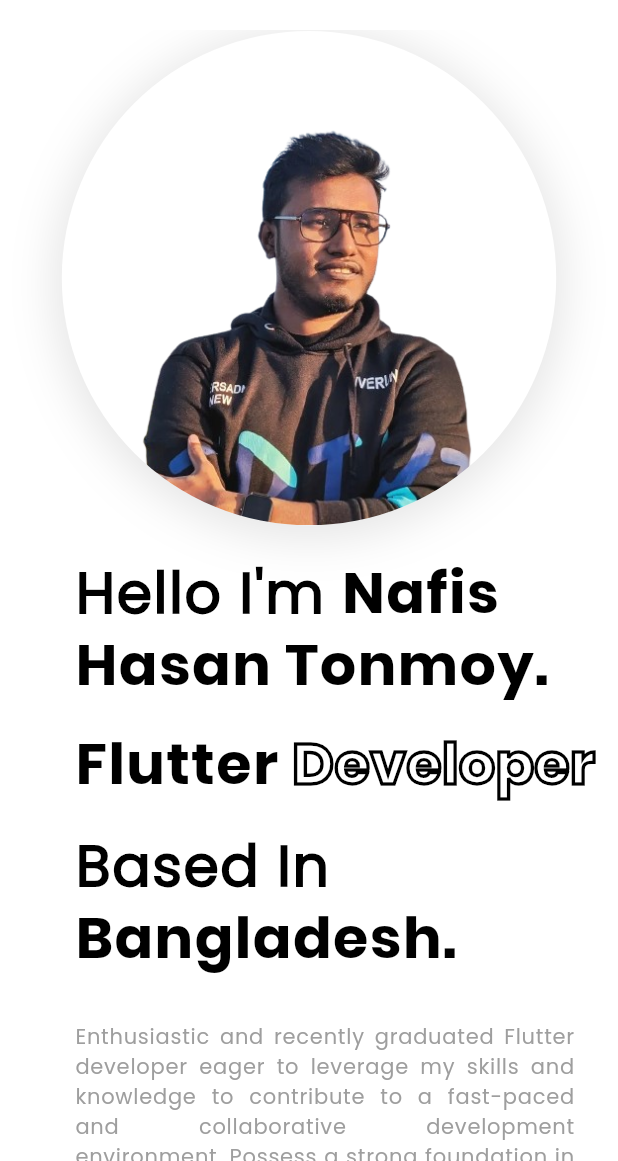
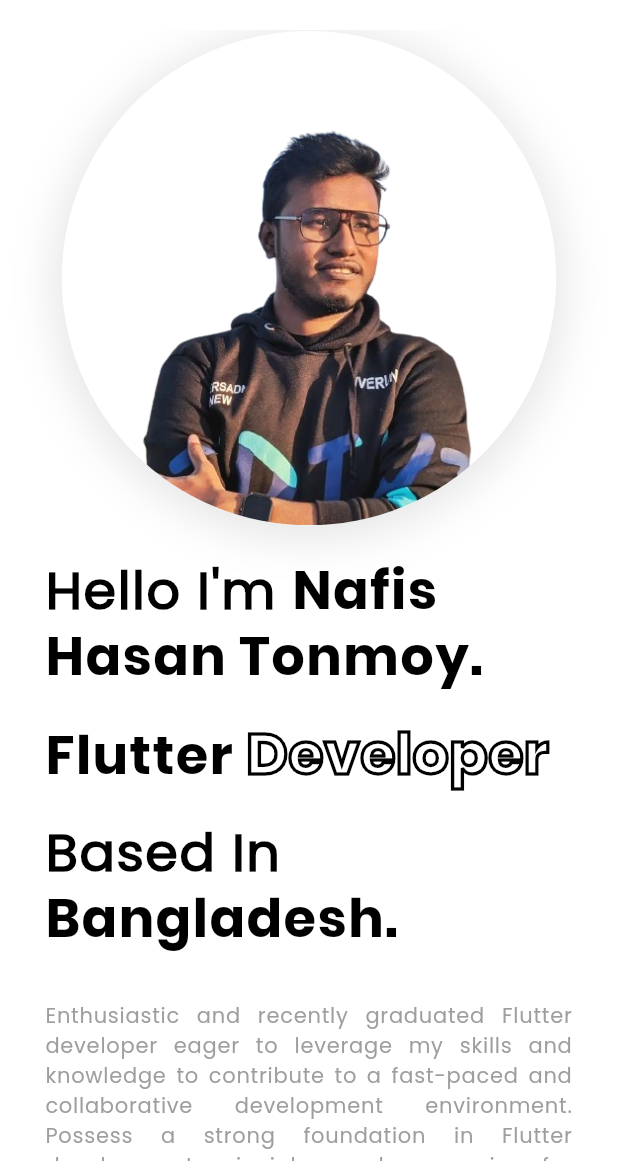
Before and after one commit to Nafis71/portfolio, a Flutter app: the screen it shows after launch, after a tap on the "menu" icon, after a tap on "About Me", on a phone screen of 412 x 824 dp, the part 75-1236 px from its top. Run offline on Flutter 3.47's test engine with Material 3 defaults, Android fonts, the phone set to English and light mode, and no system bars; drawn by our look-alikes of widget_and_text_animator; our stand-ins replace animated_background, flutter_carousel_widget, flutter_svg, gap, lottie, responsive_framework and 1 more; missing offline and left inert: dart:ui_web.

Commit message:
Code refactored

```diff
--- a/lib/themes/text_styles.dart
+++ b/lib/themes/text_styles.dart
@@ -17,12 +17,12 @@ class WebTextStyles {
           fontSize: 14, fontFamily: "Poppins", color: Colors.grey) ,
       headlineMedium: const TextStyle(
           color: WebColor.webPrimaryColor,
-          fontSize: 38,
+          fontSize: 35,
           fontFamily: "Poppins",
           letterSpacing: 1,
           fontWeight: FontWeight.bold),
       headlineLarge: const TextStyle(
-        fontSize: 38,
+        fontSize: 35,
         fontFamily: "Poppins Bold",
         letterSpacing: 1,
         fontWeight: FontWeight.normal,
--- /dev/null
+++ b/lib/utils/app_strings.dart
@@ -0,0 +1,10 @@
+class AppStrings{
+  static const String introSummary = "Enthusiastic and recently graduated Flutter developer eager to leverage my skills and knowledge to contribute to a fast-paced and collaborative development environment. Possess a strong foundation in Flutter development principles and a passion for creating beautiful and user-friendly mobile applications.\n";
+  static const String portfolioDate = "@2024 Portfolio";
+  static const String navBarTitle = "Portfolio";
+  static const String contactMeButtonText = "Get In Touch";
+  static const String nameFieldHintText = "Enter Name";
+  static const String emailFieldHintText = "Email";
+  static const String websiteFieldHintText = "Your Website (If exists)";
+  static const String messageFieldHintText = "How can I help?";
+}
--- a/lib/views/homeScreen/desktop/home_layout_desktop.dart
+++ /dev/null
@@ -1,81 +0,0 @@
-import 'package:animated_background/animated_background.dart';
-import 'package:flutter/cupertino.dart';
-import 'package:flutter/material.dart';
-import 'package:gap/gap.dart';
-import 'package:portfolio/widgets/contact_me_widget.dart';
-import 'package:portfolio/widgets/footer_widget.dart';
-import 'package:portfolio/widgets/intro_widget.dart';
-import 'package:portfolio/widgets/projects_widget.dart';
-import 'package:responsive_framework/responsive_framework.dart';
-
-import '../../../widgets/navbar_widget.dart';
-import '../../../widgets/skills_widget.dart';
-import '../../../widgets/social_cards_widget.dart';
-
-class HomeLayoutDesktop extends StatefulWidget {
-  final ScrollController scrollController;
-  final Function(GlobalKey key) scrollToSection;
-  final GlobalKey skillSectionKey;
-  final GlobalKey aboutSectionKey;
-  final GlobalKey projectSectionKey;
-  final GlobalKey contactMeSectionKey;
-
-  const HomeLayoutDesktop(
-      {super.key,
-      required this.scrollController,
-      required this.scrollToSection,
-      required this.skillSectionKey,
-      required this.aboutSectionKey,
-      required this.projectSectionKey,
-      required this.contactMeSectionKey});
-
-  @override
-  State<HomeLayoutDesktop> createState() => _HomeLayoutDesktopState();
-}
-
-class _HomeLayoutDesktopState extends State<HomeLayoutDesktop>
-    with TickerProviderStateMixin {
-  @override
-  Widget build(BuildContext context) {
-    return Stack(
-      children: [
-        SizedBox(
-          height: MediaQuery.of(context).size.height,
-          child: AnimatedBackground(
-            behaviour: RandomParticleBehaviour(options: const ParticleOptions(
-              particleCount: 15,
-              maxOpacity: 0.15,
-              spawnMaxSpeed: 170
-            )),
-            vsync: this,
-            child: const SizedBox.shrink(),
-          ),
-        ),
-        SingleChildScrollView(
-          controller: widget.scrollController,
-          child: Column(
-            children: [
-              const IntroWidget(),
-              const SocialCardsWidget(),
-              (ResponsiveBreakpoints.of(context).isDesktop) ? const Gap(30) : const Gap(60),
-              SkillsWidget(skillSectionKey: widget.skillSectionKey,),
-              const Gap(20),
-              ProjectsWidget(projectSectionKey: widget.projectSectionKey,),
-              const Gap(20),
-              ContactMeWidget(contactMeSectionKey: widget.contactMeSectionKey,),
-              const Gap(20),
-              const FooterWidget()
-            ],
-          ),
-        ),
-        NavbarWidget(
-          scrollToSection: widget.scrollToSection,
-          skillSectionKey: widget.skillSectionKey,
-          aboutSectionKey: widget.aboutSectionKey,
-          projectSectionKey: widget.projectSectionKey,
-          contactMeSectionKey: widget.contactMeSectionKey,
-        ),
-      ],
-    );
-  }
-}
--- a/lib/views/homeScreen/home_screen.dart
+++ b/lib/views/homeScreen/home_screen.dart
@@ -1,7 +1,16 @@
+import 'package:animated_background/animated_background.dart';
 import 'package:flutter/material.dart';
-import 'package:portfolio/views/homeScreen/desktop/home_layout_desktop.dart';
+import 'package:gap/gap.dart';
 import 'package:portfolio/widgets/navigation_drawer_widget.dart';
 import 'package:responsive_framework/responsive_framework.dart';
+
+import '../../widgets/contact_me_widget.dart';
+import '../../widgets/footer_widget.dart';
+import '../../widgets/intro_widget.dart';
+import '../../widgets/navbar_widget.dart';
+import '../../widgets/projects_widget.dart';
+import '../../widgets/skills_widget.dart';
+import '../../widgets/social_cards_widget.dart';
 
 class HomeScreen extends StatefulWidget {
   const HomeScreen({super.key});
@@ -10,7 +19,7 @@ class HomeScreen extends StatefulWidget {
   State<HomeScreen> createState() => _HomeScreenState();
 }
 
-class _HomeScreenState extends State<HomeScreen> {
+class _HomeScreenState extends State<HomeScreen> with TickerProviderStateMixin {
   ScrollController scrollController = ScrollController();
   final GlobalKey _skillSectionKey = GlobalKey();
   final GlobalKey _aboutSectionKey = GlobalKey();
@@ -28,13 +37,51 @@ class _HomeScreenState extends State<HomeScreen> {
   @override
   Widget build(BuildContext context) {
     return Scaffold(
-        body: HomeLayoutDesktop(
+      body: Stack(
+        children: [
+          SizedBox(
+            height: MediaQuery.of(context).size.height,
+            child: AnimatedBackground(
+              behaviour: RandomParticleBehaviour(
+                  options: const ParticleOptions(
+                      particleCount: 15, maxOpacity: 0.15, spawnMaxSpeed: 170)),
+              vsync: this,
+              child: const SizedBox.shrink(),
+            ),
+          ),
+          SingleChildScrollView(
+            controller: scrollController,
+            child: Column(
+              children: [
+                const IntroWidget(),
+                const SocialCardsWidget(),
+                (ResponsiveBreakpoints.of(context).isDesktop)
+                    ? const Gap(30)
+                    : const Gap(60),
+                SkillsWidget(
+                  skillSectionKey: _skillSectionKey,
+                ),
+                const Gap(20),
+                ProjectsWidget(
+                  projectSectionKey: _projectSectionKey,
+                ),
+                const Gap(20),
+                ContactMeWidget(
+                  contactMeSectionKey: _contactMeSectionKey,
+                ),
+                const Gap(20),
+                const FooterWidget()
+              ],
+            ),
+          ),
+          NavbarWidget(
+            scrollToSection: _scrollToSection,
             skillSectionKey: _skillSectionKey,
             aboutSectionKey: _aboutSectionKey,
             projectSectionKey: _projectSectionKey,
             contactMeSectionKey: _contactMeSectionKey,
-          scrollController: scrollController,
-          scrollToSection: _scrollToSection,
+          ),
+        ],
       ),
       endDrawer: NavigationDrawerWidget(
         scrollToSection: _scrollToSection,
@@ -42,6 +89,12 @@ class _HomeScreenState extends State<HomeScreen> {
         aboutSectionKey: _aboutSectionKey,
         projectSectionKey: _projectSectionKey,
         contactMeSectionKey: _contactMeSectionKey,
-        ));
+      ),
+    );
+  }
+  @override
+  void dispose() {
+    scrollController.dispose();
+    super.dispose();
   }
 }
--- a/lib/widgets/contact_me_widget.dart
+++ b/lib/widgets/contact_me_widget.dart
@@ -1,5 +1,6 @@
 import 'package:flutter/material.dart';
 import 'package:gap/gap.dart';
+import 'package:portfolio/utils/app_strings.dart';
 import 'package:portfolio/widgets/social_cards_widget.dart';
 import 'package:responsive_framework/responsive_framework.dart';
 
@@ -98,26 +99,26 @@ class ContactMeWidget extends StatelessWidget {
       children: [
         TextFormField(
           decoration: const InputDecoration(
-            hintText: "Enter Name",
+            hintText: AppStrings.nameFieldHintText,
           ),
         ),
         const Gap(15),
         TextFormField(
           decoration: const InputDecoration(
-            hintText: "Email",
+            hintText: AppStrings.emailFieldHintText,
           ),
         ),
         const Gap(15),
         TextFormField(
           decoration: const InputDecoration(
-            hintText: "Your Website (if exists)",
+            hintText: AppStrings.websiteFieldHintText,
           ),
         ),
         const Gap(15),
         TextFormField(
           maxLines: 4,
           decoration: const InputDecoration(
-            hintText: "How can I help?",
+            hintText: AppStrings.messageFieldHintText,
           ),
         ),
         const Gap(15),
@@ -128,9 +129,14 @@ class ContactMeWidget extends StatelessWidget {
                 height: 50,
                 child: ElevatedButton(
                   onPressed: () {},
-                  child: const Text(
-                    "Get In Touch",
-                    style: TextStyle(fontSize: 13, fontWeight: FontWeight.bold),
+                  child: const Wrap(
+                    alignment: WrapAlignment.center,
+                    children: [
+                      Text(
+                        AppStrings.contactMeButtonText,
+                        style: TextStyle(fontSize: 13, fontWeight: FontWeight.bold),
+                      ),
+                    ],
                   ),
                 ),
               ),
--- a/lib/widgets/footer_widget.dart
+++ b/lib/widgets/footer_widget.dart
@@ -1,5 +1,6 @@
 import 'package:flutter/material.dart';
 import 'package:gap/gap.dart';
+import 'package:portfolio/utils/app_strings.dart';
 import 'package:portfolio/utils/web_color.dart';
 
 class FooterWidget extends StatelessWidget {
@@ -29,7 +30,7 @@ class FooterWidget extends StatelessWidget {
               mainAxisAlignment: MainAxisAlignment.center,
               children: [
                 Text(
-                  "@2024 Portfolio",
+                  AppStrings.portfolioDate,
                   style: Theme
                       .of(context)
                       .textTheme
--- a/lib/widgets/intro_widget.dart
+++ b/lib/widgets/intro_widget.dart
@@ -1,5 +1,6 @@
 import 'package:flutter/material.dart';
 import 'package:gap/gap.dart';
+import 'package:portfolio/utils/app_strings.dart';
 import 'package:portfolio/widgets/profile_picture_widget.dart';
 import 'package:responsive_framework/responsive_framework.dart';
 import 'package:widget_and_text_animator/widget_and_text_animator.dart';
@@ -12,11 +13,19 @@ class IntroWidget extends StatelessWidget {
     return Column(
       crossAxisAlignment: CrossAxisAlignment.start,
       children: [
-        (ResponsiveBreakpoints.of(context).isDesktop) ? const Gap(70) : const Gap(50),
-        (!ResponsiveBreakpoints.of(context).isDesktop) ? const Center(child: ProfilePictureWidget(),) : const SizedBox.shrink(),
+        (ResponsiveBreakpoints.of(context).isDesktop)
+            ? const Gap(90)
+            : const Gap(50),
+        (!ResponsiveBreakpoints.of(context).isDesktop)
+            ? const Center(
+                child: ProfilePictureWidget(),
+              )
+            : const SizedBox.shrink(),
         Row(
           children: [
-            (ResponsiveBreakpoints.of(context).isDesktop) ? const Gap(100) : const Gap(50),
+            (ResponsiveBreakpoints.of(context).isDesktop)
+                ? const Gap(100)
+                : const Gap(30),
             Expanded(
               flex: 2,
               child: Column(
@@ -33,26 +42,35 @@ class IntroWidget extends StatelessWidget {
                             children: [
                               TextSpan(
                                   text: "Hello I'm ",
-                                  style:
-                                  Theme.of(context).textTheme.headlineMedium),
+                                  style: Theme.of(context)
+                                      .textTheme
+                                      .headlineMedium),
                               TextSpan(
                                   text: "Nafis Hasan Tonmoy.\n",
-                                  style: Theme.of(context).textTheme.headlineLarge),
+                                  style: Theme.of(context)
+                                      .textTheme
+                                      .headlineLarge),
                               const TextSpan(text: "\n"),
                               TextSpan(
                                   text: "Flutter ",
-                                  style: Theme.of(context).textTheme.headlineLarge),
+                                  style: Theme.of(context)
+                                      .textTheme
+                                      .headlineLarge),
                               TextSpan(
                                   text: "Developer\n",
-                                  style: Theme.of(context).textTheme.labelLarge),
+                                  style:
+                                      Theme.of(context).textTheme.labelLarge),
                               const TextSpan(text: "\n"),
                               TextSpan(
                                   text: "Based In ",
-                                  style:
-                                  Theme.of(context).textTheme.headlineMedium),
+                                  style: Theme.of(context)
+                                      .textTheme
+                                      .headlineMedium),
                               TextSpan(
                                   text: "Bangladesh.\n",
-                                  style: Theme.of(context).textTheme.headlineLarge),
+                                  style: Theme.of(context)
+                                      .textTheme
+                                      .headlineLarge),
                               const TextSpan(text: "\n"),
                             ],
                           ),
@@ -65,28 +83,33 @@ class IntroWidget extends StatelessWidget {
                         WidgetTransitionEffects.incomingSlideInFromLeft(
                             duration: const Duration(seconds: 4)),
                     child: LayoutBuilder(
-                      builder: (context,constraints) {
+                      builder: (context, constraints) {
                         final bool isDesktop = constraints.maxWidth > 768;
                         return SizedBox(
-                          width: (isDesktop) ? constraints.maxWidth * 0.6 : constraints.maxWidth * 0.92,
+                          width: (isDesktop)
+                              ? constraints.maxWidth * 0.6
+                              : constraints.maxWidth * 0.92,
                           child: RichText(
                             textAlign: TextAlign.justify,
                             text: TextSpan(
                               children: [
                                 TextSpan(
                                   style: Theme.of(context).textTheme.labelSmall,
-                                    text:
-                                    "Enthusiastic and recently graduated Flutter developer eager to leverage my skills and knowledge to contribute to a fast-paced and collaborative development environment. Possess a strong foundation in Flutter development principles and a passion for creating beautiful and user-friendly mobile applications.\n")
-                              ]
-                          )),
+                                  text: AppStrings.introSummary,
+                                )
+                              ],
+                            ),
+                          ),
                         );
-                      }
+                      },
                     ),
                   )
                 ],
               ),
             ),
-            (ResponsiveBreakpoints.of(context).isDesktop) ? const Flexible(child: ProfilePictureWidget()) : const SizedBox.shrink(),
+            (ResponsiveBreakpoints.of(context).isDesktop)
+                ? const Flexible(child: ProfilePictureWidget())
+                : const SizedBox.shrink(),
           ],
         ),
       ],
--- a/lib/widgets/navbar_widget.dart
+++ b/lib/widgets/navbar_widget.dart
@@ -1,5 +1,6 @@
 import 'package:flutter/material.dart';
 import 'package:gap/gap.dart';
+import 'package:portfolio/utils/app_strings.dart';
 import 'package:portfolio/viewModels/portfolio_view_model.dart';
 import 'package:provider/provider.dart';
 import 'package:responsive_framework/responsive_framework.dart';
@@ -11,8 +12,14 @@ class NavbarWidget extends StatelessWidget {
   final GlobalKey projectSectionKey;
   final GlobalKey contactMeSectionKey;
 
-  const NavbarWidget(
-      {super.key, required this.scrollToSection, required this.skillSectionKey, required this.aboutSectionKey, required this.projectSectionKey, required this.contactMeSectionKey,});
+  const NavbarWidget({
+    super.key,
+    required this.scrollToSection,
+    required this.skillSectionKey,
+    required this.aboutSectionKey,
+    required this.projectSectionKey,
+    required this.contactMeSectionKey,
+  });
 
   @override
   Widget build(BuildContext context) {
@@ -23,14 +30,14 @@ class NavbarWidget extends StatelessWidget {
         mainAxisAlignment: MainAxisAlignment.spaceBetween,
         children: [
           Text(
-            "Portfolio",
-            style: Theme
-                .of(context)
-                .textTheme
-                .titleLarge,
+            AppStrings.navBarTitle,
+            style: Theme.of(context).textTheme.titleLarge,
           ),
-          (ResponsiveBreakpoints.of(context).isDesktop) ? desktopRow() : const SizedBox.shrink(),
-          (ResponsiveBreakpoints.of(context).isDesktop) ? ElevatedButton.icon(
+          (ResponsiveBreakpoints.of(context).isDesktop)
+              ? desktopRow()
+              : const SizedBox.shrink(),
+          (ResponsiveBreakpoints.of(context).isDesktop)
+              ? ElevatedButton.icon(
                   onPressed: () {
                     context.read<PortfolioViewModel>().downloadResume();
                   },
@@ -42,20 +49,27 @@ class NavbarWidget extends StatelessWidget {
                       Icon(Icons.download_outlined)
                     ],
                   ),
-          ) : InkWell(
-              onTap: (){
+                )
+              : InkWell(
+                  onTap: () {
                     Scaffold.of(context).openEndDrawer();
                   },
-              child: const Icon(Icons.menu,size: 27,)),
+                  child: const Icon(
+                    Icons.menu,
+                    size: 27,
+                  )),
         ],
       ),
     );
   }
-  Widget desktopRow(){
+
+  Widget desktopRow() {
     return Row(
       children: [
         TextButton(
-          onPressed: () {scrollToSection(aboutSectionKey);},
+          onPressed: () {
+            scrollToSection(aboutSectionKey);
+          },
           child: const Text(
             "About Me",
           ),
@@ -69,14 +83,18 @@ class NavbarWidget extends StatelessWidget {
         ),
         const Gap(30),
         TextButton(
-          onPressed: () {scrollToSection(projectSectionKey);},
+          onPressed: () {
+            scrollToSection(projectSectionKey);
+          },
           child: const Text(
             "Projects",
           ),
         ),
         const Gap(30),
         TextButton(
-          onPressed: () {scrollToSection(contactMeSectionKey);},
+          onPressed: () {
+            scrollToSection(contactMeSectionKey);
+          },
           child: const Text(
             "Contact Me",
           ),
--- a/lib/widgets/projects_widget.dart
+++ b/lib/widgets/projects_widget.dart
@@ -1,7 +1,7 @@
 import 'package:flutter/material.dart';
-import 'package:flutter_svg/flutter_svg.dart';
 import 'package:gap/gap.dart';
 import 'package:portfolio/viewModels/portfolio_view_model.dart';
+import 'package:portfolio/wrappers/svg_image_loader.dart';
 import 'package:provider/provider.dart';
 import 'package:widget_and_text_animator/widget_and_text_animator.dart';
 
@@ -174,7 +174,7 @@ class ProjectsWidget extends StatelessWidget {
                     height: 20,
                     margin:
                         const EdgeInsets.symmetric(horizontal: 5, vertical: 2),
-                    child: SvgPicture.asset(element),
+                    child: SvgImageLoader(assetName: element, fit: BoxFit.contain,),
                   ),
                 )
                 .toList()),
--- a/lib/widgets/skills_widget.dart
+++ b/lib/widgets/skills_widget.dart
@@ -73,7 +73,7 @@ class SkillsWidget extends StatelessWidget {
   Widget mobileScrollingAnimation(BuildContext context){
     return SizedBox(
       height: MediaQuery.of(context).size.height * 0.4,
-      child: Lottie.asset("assets/lotties/mobile.json",fit: BoxFit.contain,renderCache: RenderCache.raster),
+      child: Lottie.asset("assets/lotties/mobile.json",fit: BoxFit.contain,renderCache: RenderCache.drawingCommands),
     );
   }
 }
```
Lines whose indentation alone changed are shown as unchanged.
